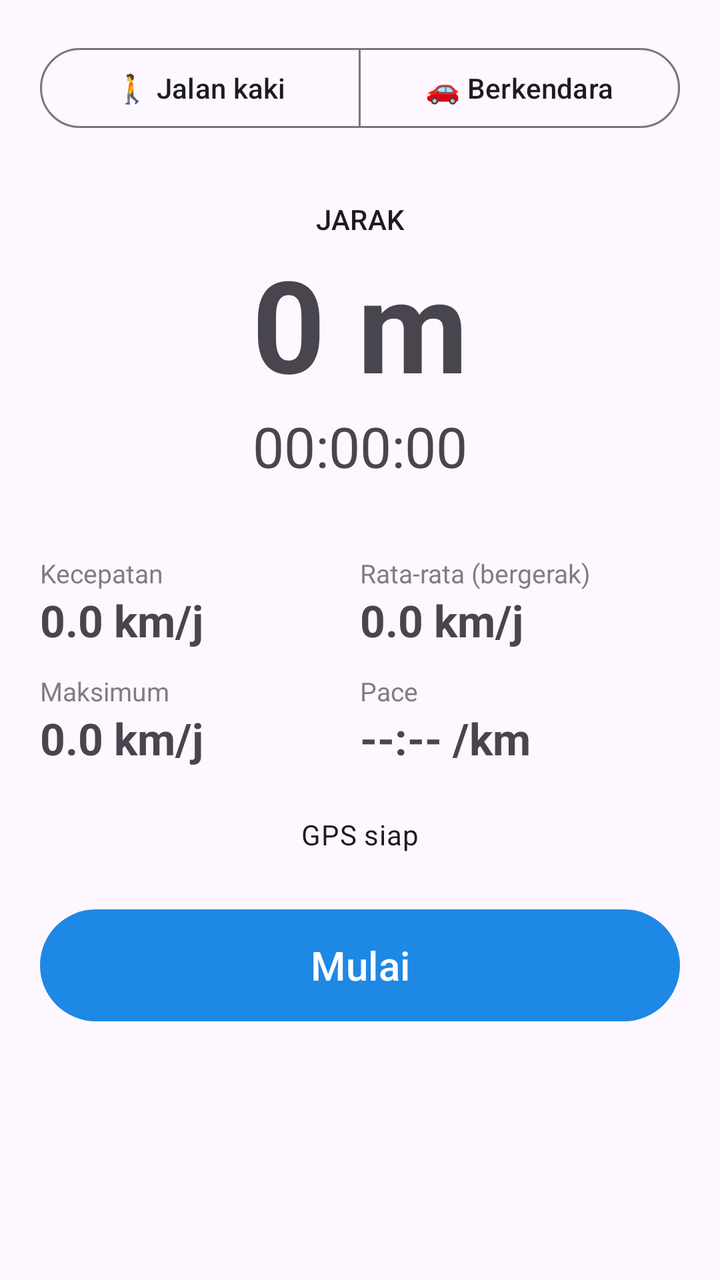
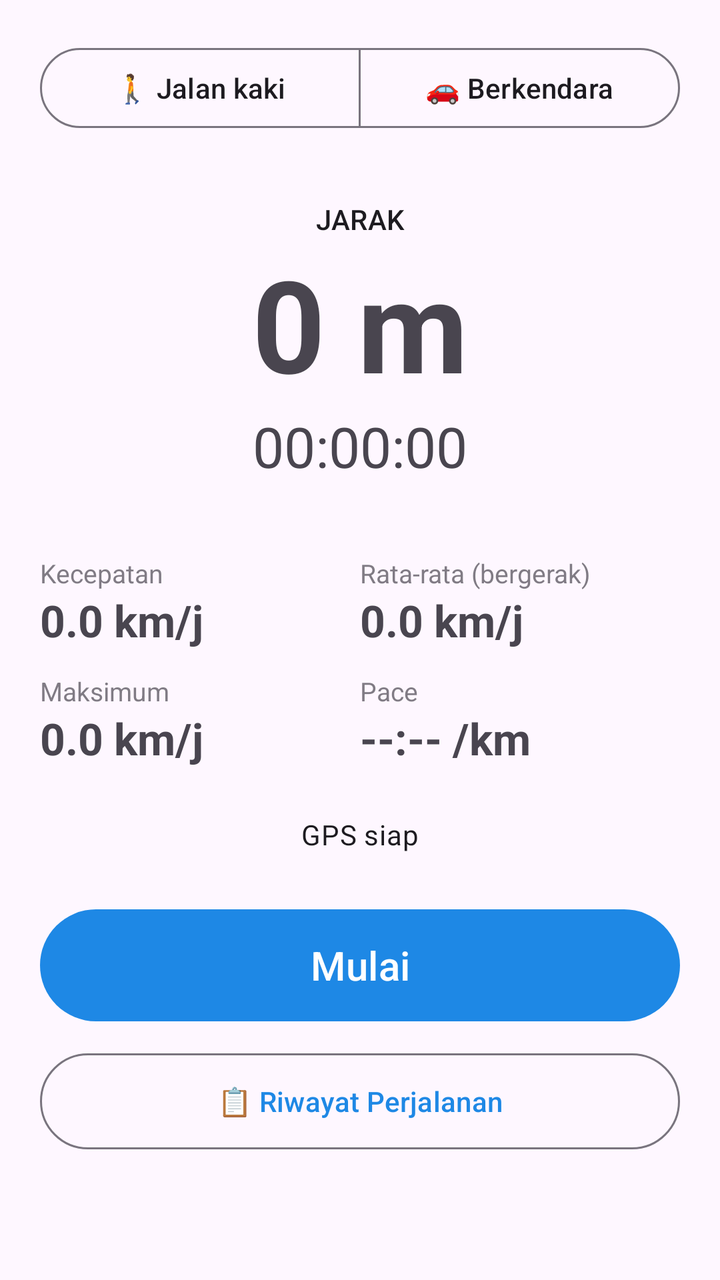

Before-and-after screenshots of an Android layout around one commit, followed by the original layout XML and the change that was made.
<!-- AndroidManifest.xml: application theme Theme.GpsMeter -->
<!-- res/layout/activity_main.xml -->
<?xml version="1.0" encoding="utf-8"?>
<ScrollView xmlns:android="http://schemas.android.com/apk/res/android"
    xmlns:app="http://schemas.android.com/apk/res-auto"
    android:layout_width="match_parent"
    android:layout_height="match_parent"
    android:fillViewport="true">

    <LinearLayout
        android:layout_width="match_parent"
        android:layout_height="wrap_content"
        android:orientation="vertical"
        android:padding="20dp">

        <com.google.android.material.button.MaterialButtonToggleGroup
            android:id="@+id/modeGroup"
            android:layout_width="match_parent"
            android:layout_height="wrap_content"
            app:singleSelection="true"
            app:selectionRequired="true">

            <Button
                android:id="@+id/btnWalk"
                style="?attr/materialButtonOutlinedStyle"
                android:layout_width="0dp"
                android:layout_height="wrap_content"
                android:layout_weight="1"
                android:text="🚶 Jalan kaki" />

            <Button
                android:id="@+id/btnDrive"
                style="?attr/materialButtonOutlinedStyle"
                android:layout_width="0dp"
                android:layout_height="wrap_content"
                android:layout_weight="1"
                android:text="🚗 Berkendara" />
        </com.google.android.material.button.MaterialButtonToggleGroup>

        <TextView
            android:layout_width="match_parent"
            android:layout_height="wrap_content"
            android:layout_marginTop="32dp"
            android:gravity="center"
            android:text="JARAK"
            android:textAppearance="?attr/textAppearanceLabelLarge" />

        <TextView
            android:id="@+id/tvDistance"
            android:layout_width="match_parent"
            android:layout_height="wrap_content"
            android:gravity="center"
            android:text="0 m"
            android:textSize="64sp"
            android:textStyle="bold" />

        <TextView
            android:id="@+id/tvTime"
            android:layout_width="match_parent"
            android:layout_height="wrap_content"
            android:gravity="center"
            android:text="00:00:00"
            android:textSize="28sp" />

        <GridLayout
            android:layout_width="match_parent"
            android:layout_height="wrap_content"
            android:layout_marginTop="24dp"
            android:columnCount="2">

            <TextView style="@style/Label" android:text="Kecepatan" />
            <TextView style="@style/Label" android:text="Rata-rata (bergerak)" />
            <TextView android:id="@+id/tvSpeed" style="@style/Value" android:text="0.0 km/j" />
            <TextView android:id="@+id/tvAvg" style="@style/Value" android:text="0.0 km/j" />
            <TextView style="@style/Label" android:text="Maksimum" />
            <TextView style="@style/Label" android:text="Pace" />
            <TextView android:id="@+id/tvMax" style="@style/Value" android:text="0.0 km/j" />
            <TextView android:id="@+id/tvPace" style="@style/Value" android:text="--:-- /km" />
        </GridLayout>

        <TextView
            android:id="@+id/tvGps"
            android:layout_width="match_parent"
            android:layout_height="wrap_content"
            android:layout_marginTop="24dp"
            android:gravity="center"
            android:text="GPS siap"
            android:textAppearance="?attr/textAppearanceBodyMedium" />

        <Button
            android:id="@+id/btnStart"
            android:layout_width="match_parent"
            android:layout_height="64dp"
            android:layout_marginTop="24dp"
            android:text="Mulai"
            android:textSize="20sp" />

        <Button
            android:id="@+id/btnStop"
            style="?attr/materialButtonOutlinedStyle"
            android:layout_width="match_parent"
            android:layout_height="56dp"
            android:layout_marginTop="8dp"
            android:text="Selesai"
            android:visibility="gone" />
    </LinearLayout>
</ScrollView>
<!-- resources referenced by this layout -->
<resources>
  <style name="Label">
          <item name="android:layout_width">0dp</item>
          <item name="android:layout_columnWeight">1</item>
          <item name="android:layout_marginTop">12dp</item>
          <item name="android:textSize">13sp</item>
          <item name="android:alpha">0.7</item>
      </style>
  <style name="Value">
          <item name="android:layout_width">0dp</item>
          <item name="android:layout_columnWeight">1</item>
          <item name="android:textSize">22sp</item>
          <item name="android:textStyle">bold</item>
      </style>
  <style name="Theme.GpsMeter" parent="Theme.Material3.DayNight">
          <item name="colorPrimary">#1E88E5</item>
      </style>
</resources>

<!-- the commit's change to res/layout/activity_main.xml (unified diff, before → after) -->
@@ -101,5 +101,13 @@
             android:layout_marginTop="8dp"
             android:text="Selesai"
             android:visibility="gone" />
+
+        <Button
+            android:id="@+id/btnHistory"
+            style="?attr/materialButtonOutlinedStyle"
+            android:layout_width="match_parent"
+            android:layout_height="56dp"
+            android:layout_marginTop="8dp"
+            android:text="📋 Riwayat Perjalanan" />
     </LinearLayout>
 </ScrollView>
